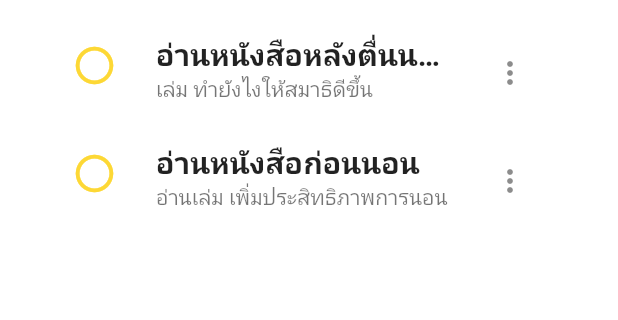
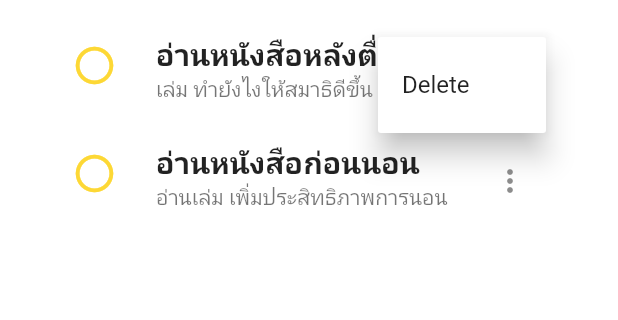
Before and after one commit to PattaraponLertratananont/todoForLearn, a Flutter app: the screen it shows after launch, after a tap on the "more vert" icon, on a phone screen of 412 x 824 dp, the part 610-930 px from its top. Run offline on Flutter 3.47's test engine with Material 2 defaults, Android fonts, the phone set to English and light mode, and no system bars; our stand-ins replace google_fonts; Roboto replaces fonts that are missing (Kanit).

Commit message:
delete todo

```diff
--- a/lib/mock_todo.dart
+++ b/lib/mock_todo.dart
@@ -28,4 +28,9 @@ class MockTodo {
     await Future.delayed(Duration(milliseconds: 500));
     todos[index].complete = true;
   }
+
+  static Future<void> deleteTodo(int index) async {
+    await Future.delayed(Duration(seconds: 1));
+    todos.removeAt(index);
+  }
 }
--- a/lib/screens/home.dart
+++ b/lib/screens/home.dart
@@ -102,10 +102,22 @@ class _HomeScreenState extends State<HomeScreen> {
                                     maxLines: 1,
                                     overflow: TextOverflow.ellipsis,
                                   ),
-                                  trailing: IconButton(
-                                    padding: EdgeInsets.zero,
+                                  trailing: PopupMenuButton(
+                                    itemBuilder: (BuildContext context) {
+                                      return [
+                                        PopupMenuItem(
+                                          value: "delete",
+                                          child: Text("Delete"),
+                                        )
+                                      ];
+                                    },
                                     icon: Icon(Icons.more_vert),
-                                    onPressed: () {},
+                                    onSelected: (selected) async {
+                                      if (selected == "delete") {
+                                        await MockTodo.deleteTodo(index);
+                                        await getTodo();
+                                      }
+                                    },
                                   ),
                                   onTap: () async {
                                     await MockTodo.completeTodo(index);
```
